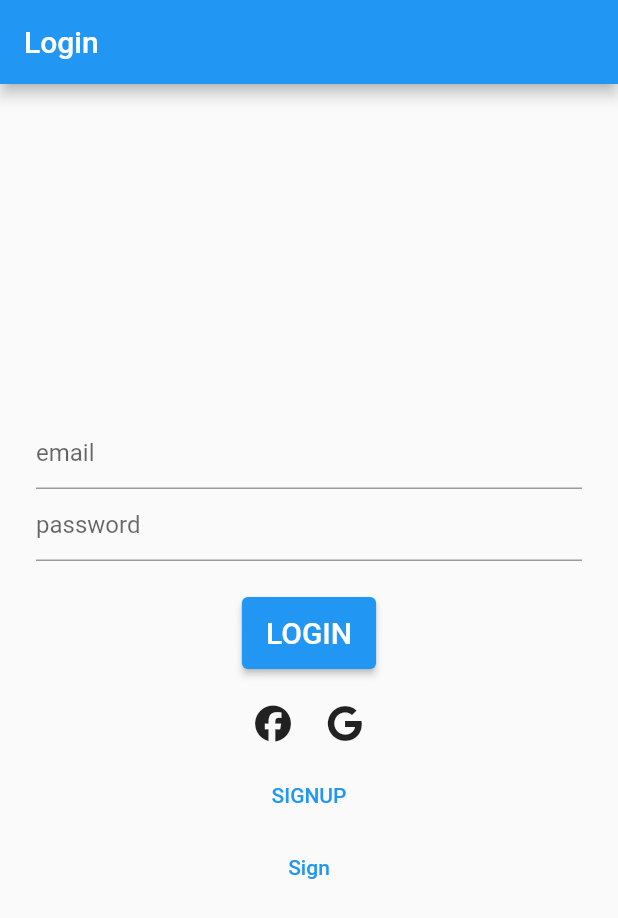
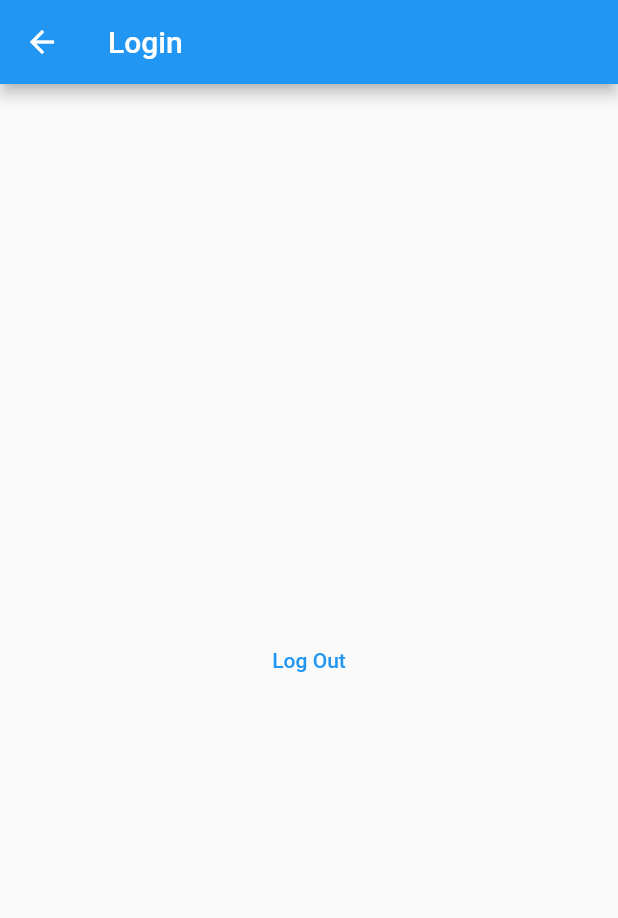
Before and after one commit to maniokhan/inversa, a Flutter app: the screen it shows after launch, after a tap on an icon or button, on a phone screen of 412 x 824 dp. Shown: the top 918 px of the screen. Run offline on Flutter 3.47's test engine with Material 2 defaults, Android fonts, the phone set to English and light mode, and no system bars; our stand-ins replace cloud_firestore, firebase_auth, firebase_core, font_awesome_flutter, google_sign_in; missing offline and left inert: flutter_facebook_auth; accounts and stored records are empty; network calls fail.

```diff
--- a/lib/main.dart
+++ b/lib/main.dart
@@ -1,7 +1,11 @@
+import 'package:firebase_core/firebase_core.dart';
 import 'package:flutter/material.dart';
 import 'package:inversa/src/app.dart';
 
-void main() {
+import 'firebase_options.dart';
+
+Future<void> main() async {
   WidgetsFlutterBinding.ensureInitialized();
+  await Firebase.initializeApp(options: DefaultFirebaseOptions.currentPlatform);
   runApp(const App());
 }
--- /dev/null
+++ b/lib/src/features/authentication/presentation/auth_service.dart
@@ -0,0 +1,22 @@
+import 'package:firebase_auth/firebase_auth.dart';
+import 'package:google_sign_in/google_sign_in.dart';
+
+class AuthService {
+  static signInWithGoogle() async {
+    // Trigger the authentication flow
+    final GoogleSignInAccount? googleUser = await GoogleSignIn().signIn();
+
+    // Obtain the auth details from the request
+    final GoogleSignInAuthentication? googleAuth =
+        await googleUser?.authentication;
+
+    // Create a new credential
+    final credential = GoogleAuthProvider.credential(
+      accessToken: googleAuth?.accessToken,
+      idToken: googleAuth?.idToken,
+    );
+
+    // Once signed in, return the UserCredential
+    return await FirebaseAuth.instance.signInWithCredential(credential);
+  }
+}
--- /dev/null
+++ b/lib/src/features/authentication/presentation/home_screen.dart
@@ -0,0 +1,46 @@
+// ignore_for_file: public_member_api_docs, sort_constructors_first
+import 'package:flutter/material.dart';
+import 'package:flutter_facebook_auth/flutter_facebook_auth.dart';
+import 'package:google_sign_in/google_sign_in.dart';
+
+class HomeScreen extends StatefulWidget {
+  const HomeScreen({
+    Key? key,
+  }) : super(key: key);
+
+  @override
+  State<HomeScreen> createState() => _HomeScreenState();
+}
+
+class _HomeScreenState extends State<HomeScreen> {
+  bool isLoggedIn = false;
+
+  @override
+  Widget build(BuildContext context) {
+    return Scaffold(
+      appBar: AppBar(
+        title: const Text("Login"),
+      ),
+      body: Center(
+        child: Column(
+          mainAxisAlignment: MainAxisAlignment.center,
+          crossAxisAlignment: CrossAxisAlignment.center,
+          children: [
+            TextButton(
+              onPressed: () {
+                FacebookAuth.instance.logOut().then((value) {
+                  setState(() {
+                    isLoggedIn = false;
+                  });
+                  Navigator.pop(context);
+                });
+                // GoogleSignIn().signOut();
+              },
+              child: const Text("Log Out"),
+            ),
+          ],
+        ),
+      ),
+    );
+  }
+}
--- a/pubspec.yaml
+++ b/pubspec.yaml
@@ -38,6 +38,9 @@ dependencies:
   firebase_core: ^2.13.1
   font_awesome_flutter: ^10.4.0
   firebase_auth: ^4.6.2
+  flutter_facebook_auth: ^5.0.11
+  google_sign_in: ^6.1.4
+  cloud_firestore: ^4.8.0
 
 dev_dependencies:
   flutter_test:
```
Also changed, not shown: lib/src/features/authentication/presentation/sign_in_screen.dart (+66 -3 lines), lib/firebase_options.dart, pubspec.lock, 13 other files.
